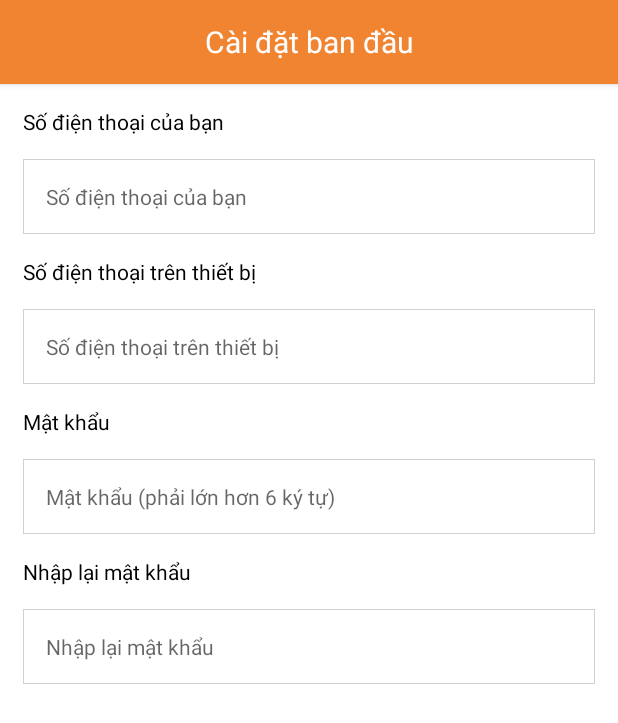
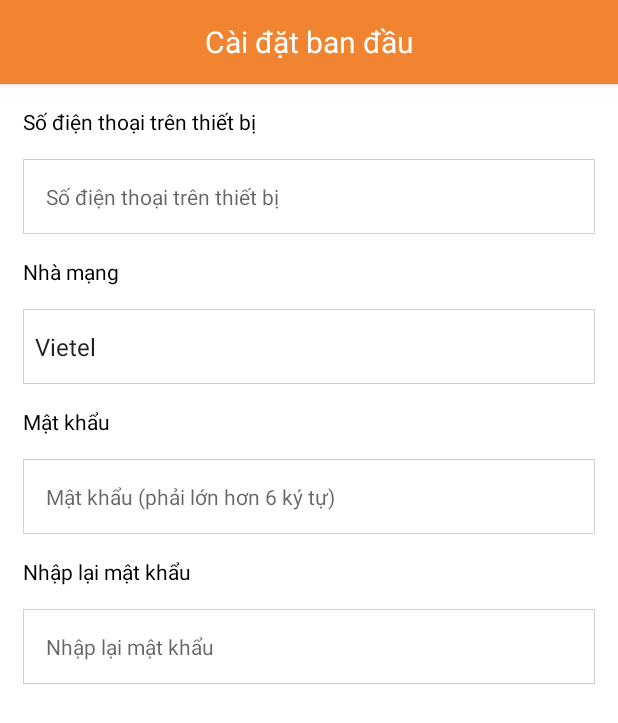
Before and after one commit to dattd2210/LockMotor, an Android app: the layout dialog_config.xml on its own in the app's theme, with its tools: preview values and no code run, on a phone screen of 412 x 824 dp. Shown: the top 723 px of the screen. Run offline under Robolectric (Android 15) with nearby library versions, the phone set to English and light mode, and no system bars; plain views replace PercentRelativeLayout.

Commit message:
1. Change UI on config dialog: auto get phone number (not yet implement) 2. Change some UI on setting dialog for spinner 3. Prevent back key close config dialog

```diff
--- a/app/src/main/res/layout/dialog_config.xml
+++ b/app/src/main/res/layout/dialog_config.xml
@@ -30,29 +30,11 @@
     </android.support.v7.widget.Toolbar>
 
     <TextView
-        android:id="@+id/tv_config_phone_number"
+        android:id="@+id/tv_config_device_number"
         style="@style/text_black_18"
         android:layout_width="match_parent"
         android:layout_height="wrap_content"
         android:layout_below="@id/config_toolbar"
-        android:text="@string/et_phone_number_hint" />
-
-    <EditText
-        android:id="@+id/et_config_phone_number"
-        style="@style/et_bright_18"
-        android:layout_width="match_parent"
-        android:layout_height="50dp"
-        android:layout_below="@id/tv_config_phone_number"
-        android:hint="@string/et_phone_number_hint"
-        android:inputType="number"
-        android:maxLength="20" />
-
-    <TextView
-        android:id="@+id/tv_config_device_number"
-        style="@style/text_black_18"
-        android:layout_width="match_parent"
-        android:layout_height="wrap_content"
-        android:layout_below="@id/et_config_phone_number"
         android:text="@string/et_device_number_hint" />
 
     <EditText
@@ -66,11 +48,30 @@
         android:maxLength="20" />
 
     <TextView
+        android:id="@+id/tv_config_network_provider"
+        style="@style/text_black_18"
+        android:layout_width="match_parent"
+        android:layout_height="wrap_content"
+        android:layout_below="@id/et_config_device_number"
+        android:text="@string/tv_network_provider" />
+
+    <Spinner
+        android:id="@+id/sn_config_network_provider_list"
+        android:layout_width="match_parent"
+        android:layout_height="50dp"
+        android:background="@drawable/et_highlight_border"
+        android:layout_below="@id/tv_config_network_provider"
+        android:layout_marginLeft="@dimen/large_space"
+        android:layout_marginRight="@dimen/large_space"
+        android:layout_marginTop="@dimen/large_space"
+        android:entries="@array/net_provider_array" />
+
+    <TextView
         android:id="@+id/tv_config_password"
         style="@style/text_black_18"
         android:layout_width="wrap_content"
         android:layout_height="wrap_content"
-        android:layout_below="@id/et_config_device_number"
+        android:layout_below="@id/sn_config_network_provider_list"
         android:text="@string/tv_config_password_password" />
 
     <EditText
@@ -81,8 +82,8 @@
         android:layout_below="@id/tv_config_password"
         android:hint="@string/et_password_hint"
         android:inputType="textPassword"
-        android:maxLines="1"
-        android:maxLength="30" />
+        android:maxLength="30"
+        android:maxLines="1" />
 
     <TextView
         android:id="@+id/tv_config_password_confirm"
@@ -100,8 +101,8 @@
         android:layout_below="@id/tv_config_password_confirm"
         android:hint="@string/tv_config_password_confirm"
         android:inputType="textPassword"
-        android:maxLines="1"
-        android:maxLength="30" />
+        android:maxLength="30"
+        android:maxLines="1" />
 
     <Button
         android:id="@+id/btn_config_cancel"
@@ -119,9 +120,9 @@
         style="@style/btn_orange_border_radius_margin_right"
         android:layout_width="0dp"
         android:layout_height="50dp"
-        android:background="@drawable/btn_disable_border_radius"
         android:layout_below="@id/et_config_password_confirm"
         android:layout_marginBottom="@dimen/large_space"
+        android:background="@drawable/btn_disable_border_radius"
         android:elevation="@dimen/elevation"
         android:text="@string/btn_config_done"
         app:layout_widthPercent="40%" />
--- /dev/null
+++ b/app/src/main/res/values/network_provider_list.xml
@@ -0,0 +1,10 @@
+<?xml version="1.0" encoding="utf-8"?>
+<resources>
+    <string-array name="net_provider_array">
+        <item>Vietel</item>
+        <item>Mobifone</item>
+        <item>Vinaphone</item>
+        <item>Vietnam Mobile</item>
+        <item>G Mobile</item>
+    </string-array>
+</resources>
--- a/app/src/main/res/values/strings.xml
+++ b/app/src/main/res/values/strings.xml
@@ -63,5 +63,6 @@
     <string name="btn_config_done">Hoàn thành</string>
     <string name="tv_config_password_confirm_error">* Không trùng khớp</string>
     <string name="error_message_input">Hãy điền đầy đủ thông tin!!</string>
+    <string name="tv_network_provider">Nhà mạng</string>
 
 </resources>
```
Also changed, not shown: app/src/main/java/com/lockmotor/implement/views/home/ConfigDialog.java (+7 -40 lines), app/src/main/java/com/lockmotor/implement/views/home/HomeActivity.java (+16 -2 lines), app/src/main/res/layout/dialog_setting_finger_printer.xml (+5 -4 lines), app/src/main/res/layout/dialog_setting_phone_number.xml (+12 -3 lines), app/src/main/res/values/action_type.xml (added, +8 -0 lines).
